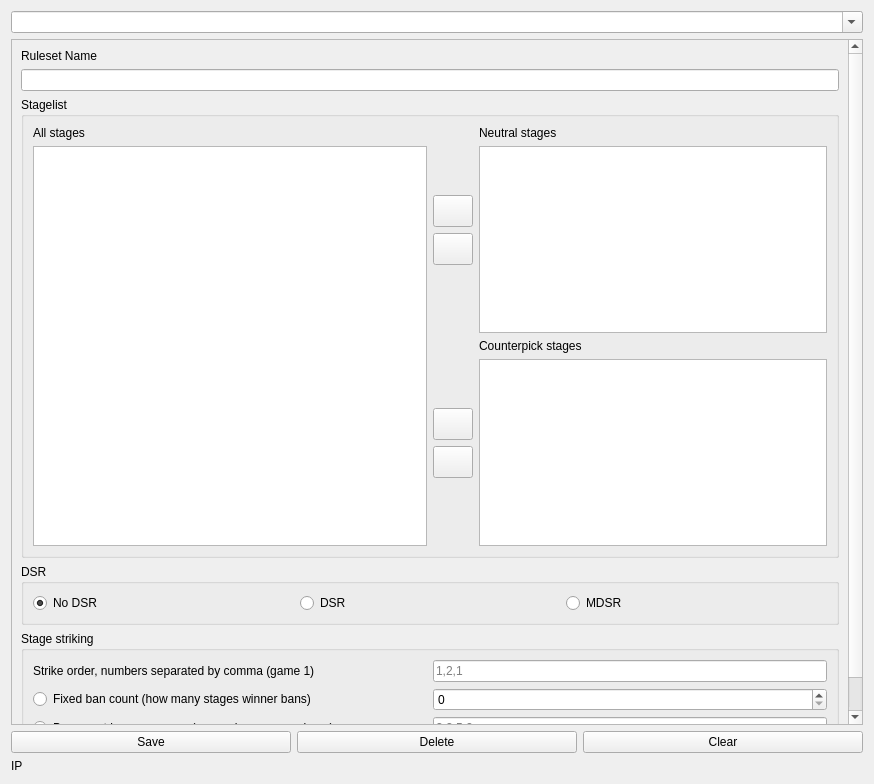
This is src/layout/TSHScoreboardStage.ui in joaorb64/TournamentStreamHelper as Qt 5 draws it before an edit. The edited form follows.
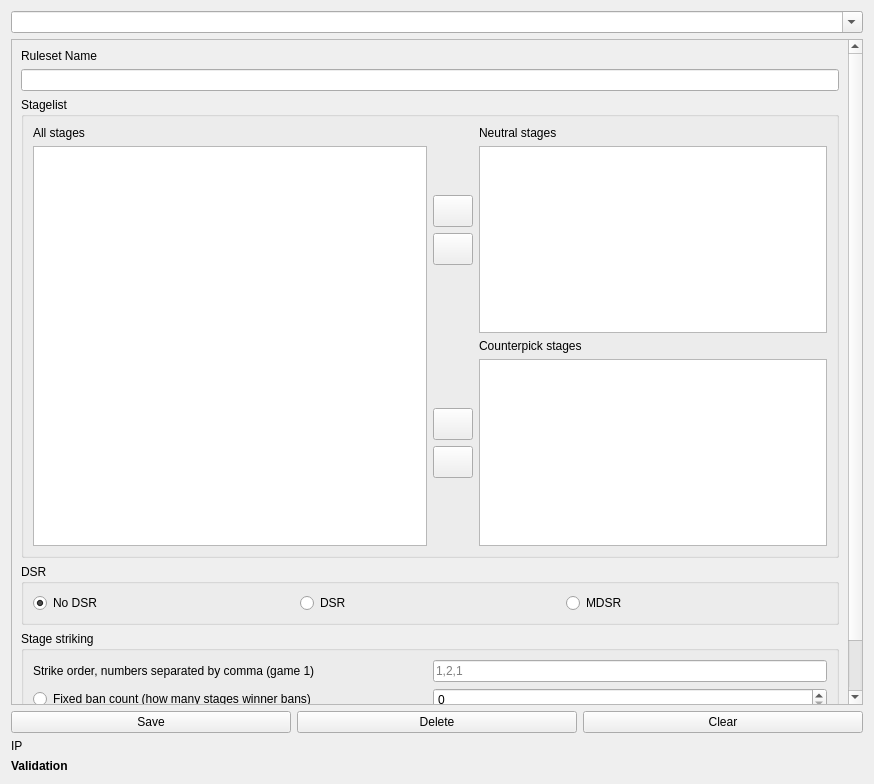
This is the edited form.

Commit message: Add basic validation to stage strike

The edit to the form file:
```diff
--- a/src/layout/TSHScoreboardStage.ui
+++ b/src/layout/TSHScoreboardStage.ui
@@ -420,6 +420,19 @@
      </property>
     </widget>
    </item>
+   <item>
+    <widget class="QLabel" name="labelValidation">
+     <property name="font">
+      <font>
+       <weight>75</weight>
+       <bold>true</bold>
+      </font>
+     </property>
+     <property name="text">
+      <string>Validation</string>
+     </property>
+    </widget>
+   </item>
   </layout>
  </widget>
  <resources/>
```
Left out of the diff: 2 changed lines with no effect on the pictures. The commit also changes 1 other file.
